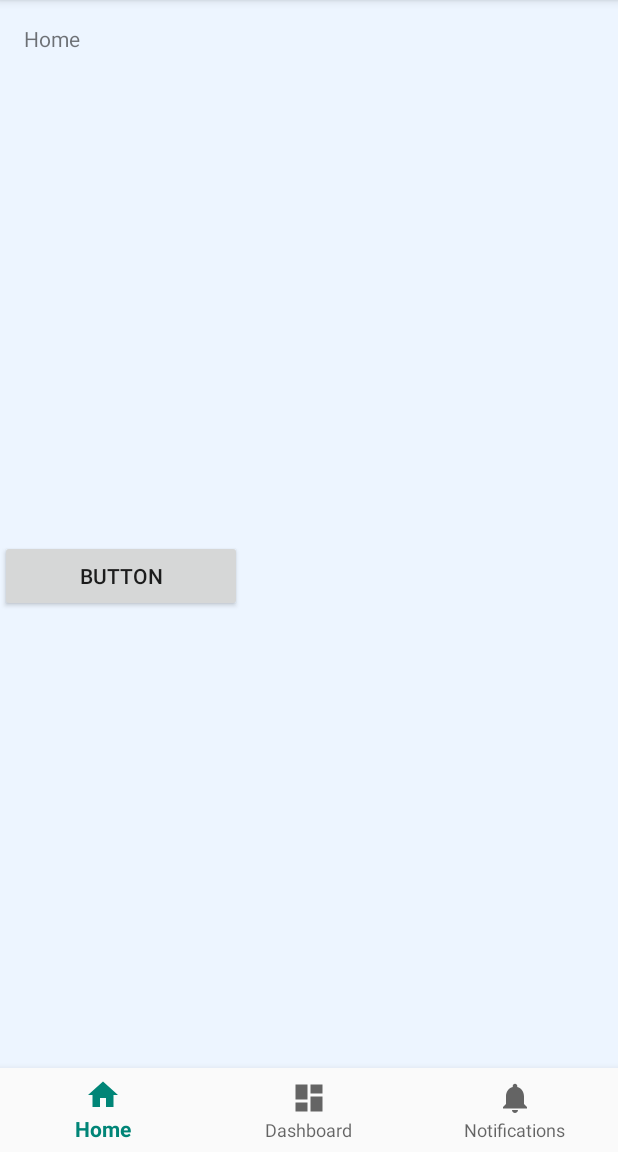
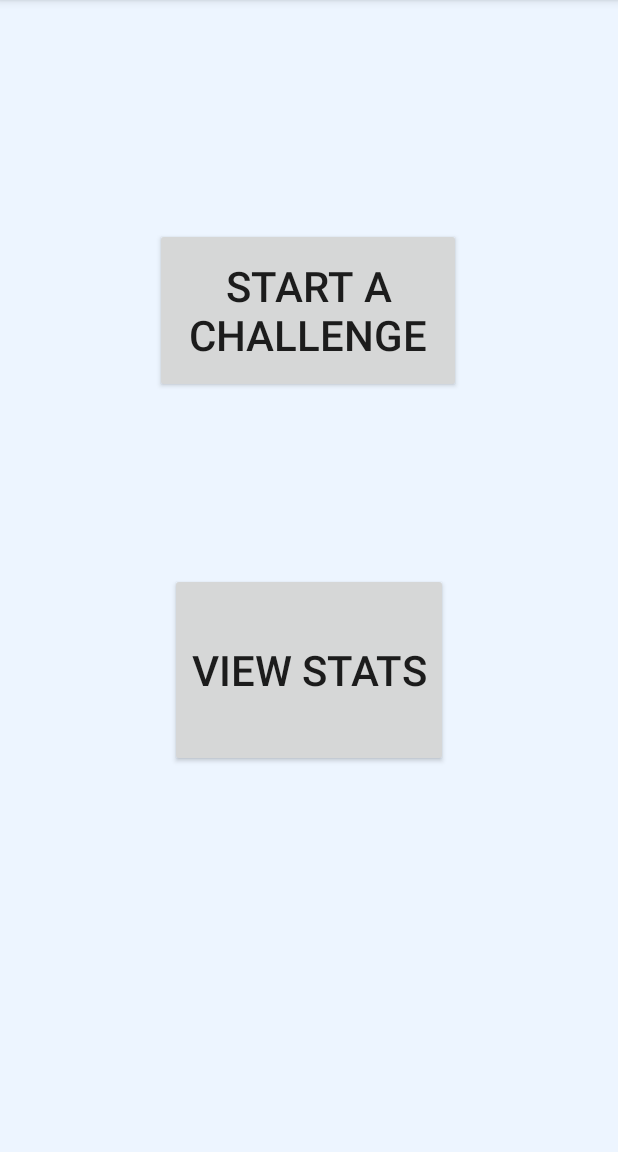
Before and after one commit to WeatheRay/colorHunt, an Android app: the MainActivity screen opened directly, with no data from a screen before it, on a phone screen of 412 x 824 dp, the part 84-1236 px from its top. Run offline under Robolectric (Android 15) with nearby library versions, the phone set to English and light mode, and no system bars.

```diff
--- a/app/src/main/java/colorhuntcompany/colorhunt/MainActivity.java
+++ b/app/src/main/java/colorhuntcompany/colorhunt/MainActivity.java
@@ -15,7 +15,9 @@ public class MainActivity extends AppCompatActivity {
     public void challengeButton(View v){
             startActivity(new Intent(MainActivity.this, Challenge.class));
         }
-
+    public void statsButton(View v){
+        startActivity(new Intent(MainActivity.this, Achievements.class));
+    }
 
 
 
--- a/app/src/main/res/layout/activity_challenge.xml
+++ b/app/src/main/res/layout/activity_challenge.xml
@@ -33,23 +33,31 @@
 
     <Button
         android:id="@+id/begin"
-        android:layout_width="wrap_content"
-        android:layout_height="wrap_content"
+        android:layout_width="238dp"
+        android:layout_height="87dp"
+        android:layout_marginStart="8dp"
+        android:layout_marginTop="8dp"
+        android:layout_marginEnd="8dp"
+        android:layout_marginBottom="8dp"
         android:onClick="cameraButton"
         android:text="Begin"
-        tools:layout_editor_absoluteX="179dp"
-        tools:layout_editor_absoluteY="598dp" />
+        android:textSize="28sp"
+        app:layout_constraintBottom_toBottomOf="parent"
+        app:layout_constraintEnd_toEndOf="parent"
+        app:layout_constraintStart_toStartOf="parent"
+        app:layout_constraintTop_toBottomOf="@+id/mImageView" />
 
     <TextView
         android:id="@+id/textView"
-        android:layout_width="388dp"
+        android:layout_width="246dp"
         android:layout_height="wrap_content"
+        android:layout_marginTop="60dp"
         android:layout_marginEnd="8dp"
-        android:text="This is the color you are looking for."
+        android:text="This is the color you are looking to take a picture of:"
         android:textAlignment="center"
         android:textSize="28sp"
         app:layout_constraintEnd_toEndOf="parent"
         app:layout_constraintStart_toStartOf="parent"
-        tools:layout_editor_absoluteY="125dp" />
+        app:layout_constraintTop_toTopOf="parent" />
 
 </android.support.constraint.ConstraintLayout>
--- a/app/src/main/res/layout/activity_main.xml
+++ b/app/src/main/res/layout/activity_main.xml
@@ -10,51 +10,34 @@
     android:screenOrientation="portrait">
 
 
-
-    <TextView
-        android:id="@+id/message"
-        android:layout_width="wrap_content"
-        android:layout_height="wrap_content"
-        android:layout_marginStart="@dimen/activity_horizontal_margin"
-        android:layout_marginLeft="@dimen/activity_horizontal_margin"
-        android:layout_marginTop="@dimen/activity_vertical_margin"
-        android:text="@string/title_home"
-        app:layout_constraintLeft_toLeftOf="parent"
+    <Button
+        android:id="@+id/challengeButton"
+        android:layout_width="204dp"
+        android:layout_height="110dp"
+        android:layout_marginStart="8dp"
+        android:layout_marginTop="152dp"
+        android:layout_marginEnd="8dp"
+        android:onClick="challengeButton"
+        android:text="Start A Challenge"
+        android:textSize="28sp"
+        app:layout_constraintEnd_toEndOf="parent"
+        app:layout_constraintHorizontal_bias="0.497"
+        app:layout_constraintStart_toStartOf="parent"
         app:layout_constraintTop_toTopOf="parent" />
 
-    <android.support.design.widget.BottomNavigationView
-        android:id="@+id/navigation"
-        android:layout_width="0dp"
-        android:layout_height="wrap_content"
-        android:layout_marginStart="0dp"
-        android:layout_marginEnd="0dp"
-        android:background="?android:attr/windowBackground"
-        app:layout_constraintBottom_toBottomOf="parent"
-        app:layout_constraintLeft_toLeftOf="parent"
-        app:layout_constraintRight_toRightOf="parent"
-        app:menu="@menu/navigation" />
-
-    <ImageView
-        android:id="@+id/mImageView"
-        android:layout_width="222dp"
-        android:layout_height="206dp"
-        android:layout_marginStart="160dp"
-        android:layout_marginTop="288dp"
+    <Button
+        android:id="@+id/button"
+        android:layout_width="185dp"
+        android:layout_height="129dp"
+        android:layout_marginStart="8dp"
+        android:layout_marginTop="120dp"
+        android:layout_marginEnd="8dp"
+        android:onClick="statsButton"
+        android:text="View Stats"
+        android:textSize="28sp"
+        app:layout_constraintEnd_toEndOf="parent"
         app:layout_constraintStart_toStartOf="parent"
-        app:layout_constraintTop_toTopOf="parent"
-        tools:srcCompat="@tools:sample/avatars" />
-
-    <Button
-        android:id="@+id/challengeButton"
-        android:layout_width="161dp"
-        android:layout_height="wrap_content"
-        android:layout_marginTop="8dp"
-        android:layout_marginBottom="8dp"
-        android:onClick="challengeButton"
-        android:text="Button"
-        app:layout_constraintBottom_toBottomOf="@+id/navigation"
-        app:layout_constraintTop_toTopOf="parent"
-        tools:layout_editor_absoluteX="54dp" />
+        app:layout_constraintTop_toBottomOf="@+id/challengeButton" />
 
 
 </android.support.constraint.ConstraintLayout>
```
